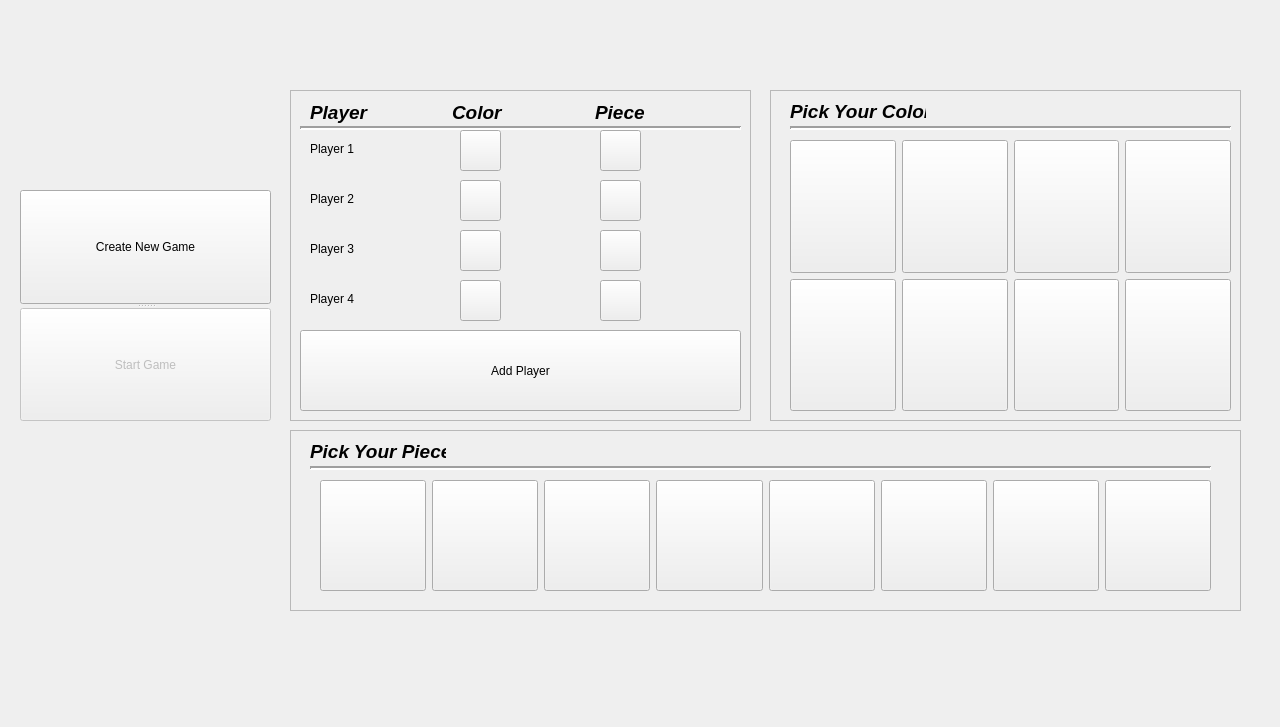
Old version of the form mainMenu.ui in the repository Mrjimjr/ECE477.
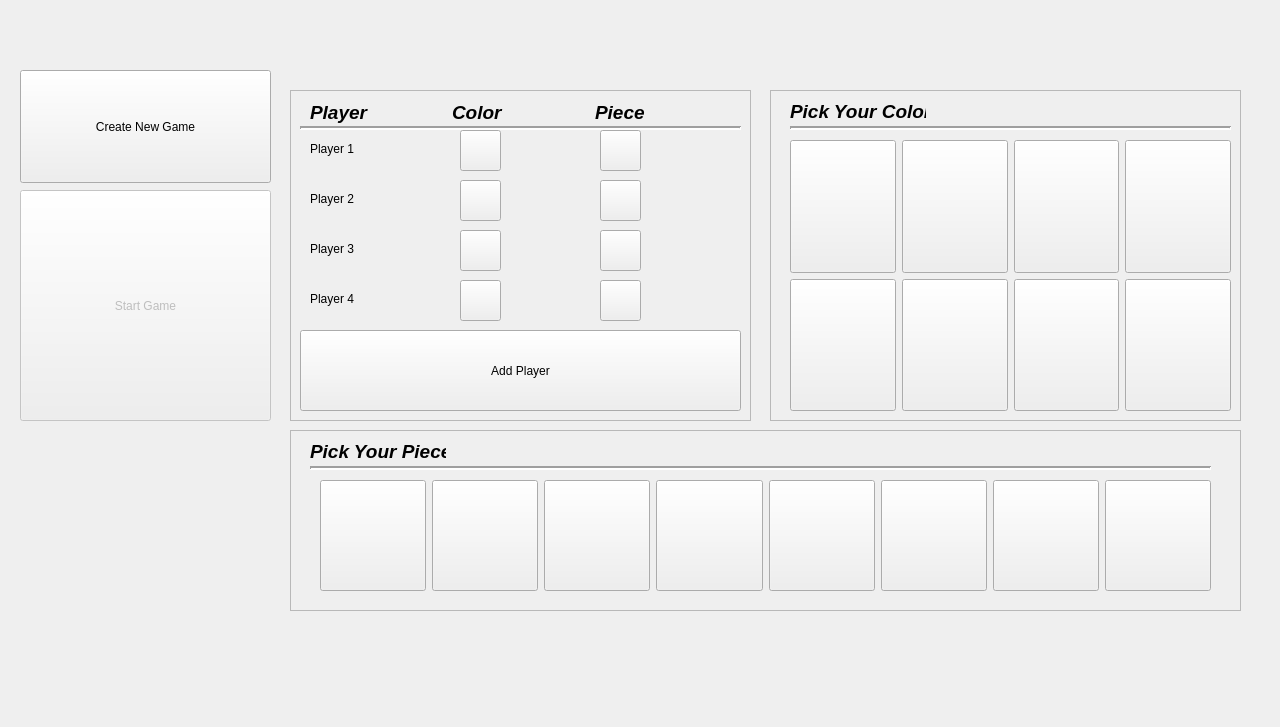
New version of the form.

Commit message: updated main menue

What changed in the file:
```diff
--- a/mainMenu.ui
+++ b/mainMenu.ui
@@ -452,14 +452,6 @@
    <property name="orientation">
     <enum>Qt::Vertical</enum>
    </property>
-   <widget class="QPushButton" name="button_createNewGame">
-    <property name="enabled">
-     <bool>true</bool>
-    </property>
-    <property name="text">
-     <string>Create New Game</string>
-    </property>
-   </widget>
    <widget class="QPushButton" name="button_startGame">
     <property name="enabled">
      <bool>false</bool>
@@ -638,6 +630,22 @@
     </layout>
    </widget>
   </widget>
+  <widget class="QPushButton" name="button_createNewGame">
+   <property name="enabled">
+    <bool>true</bool>
+   </property>
+   <property name="geometry">
+    <rect>
+     <x>20</x>
+     <y>70</y>
+     <width>251</width>
+     <height>113</height>
+    </rect>
+   </property>
+   <property name="text">
+    <string>Create New Game</string>
+   </property>
+  </widget>
  </widget>
  <resources/>
  <connections/>
```
Left out of the diff: 2 changed lines with no effect on the pictures. The commit also changes 1 other file.
